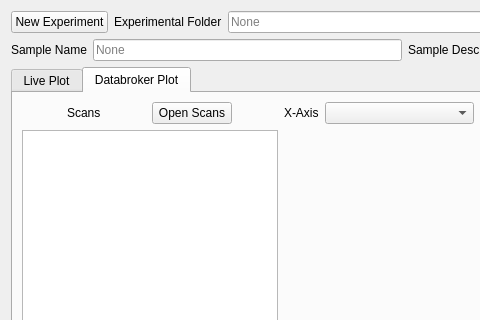
Old version of the form ui/ScanPlotter.ui in the repository chemmatcars/ASWAXS; both pictures show x 0 to 480 and y 0 to 320 of the 837 by 656 pixel window.
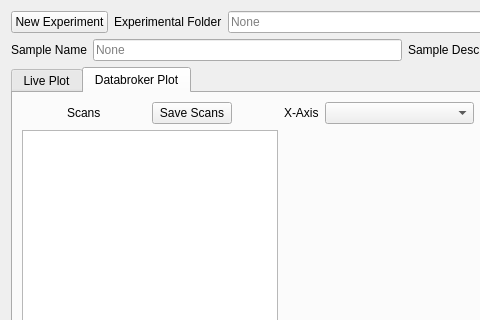
New version of the form. Custom widgets are drawn as their Qt base class.

```diff
--- a/ui/ScanPlotter.ui
+++ b/ui/ScanPlotter.ui
@@ -219,7 +219,7 @@
                 </sizepolicy>
                </property>
                <property name="text">
-                <string>Open Scans</string>
+                <string>Save Scans</string>
                </property>
               </widget>
              </item>
```
Left out of the diff: 2 changed lines with no effect on the pictures.
